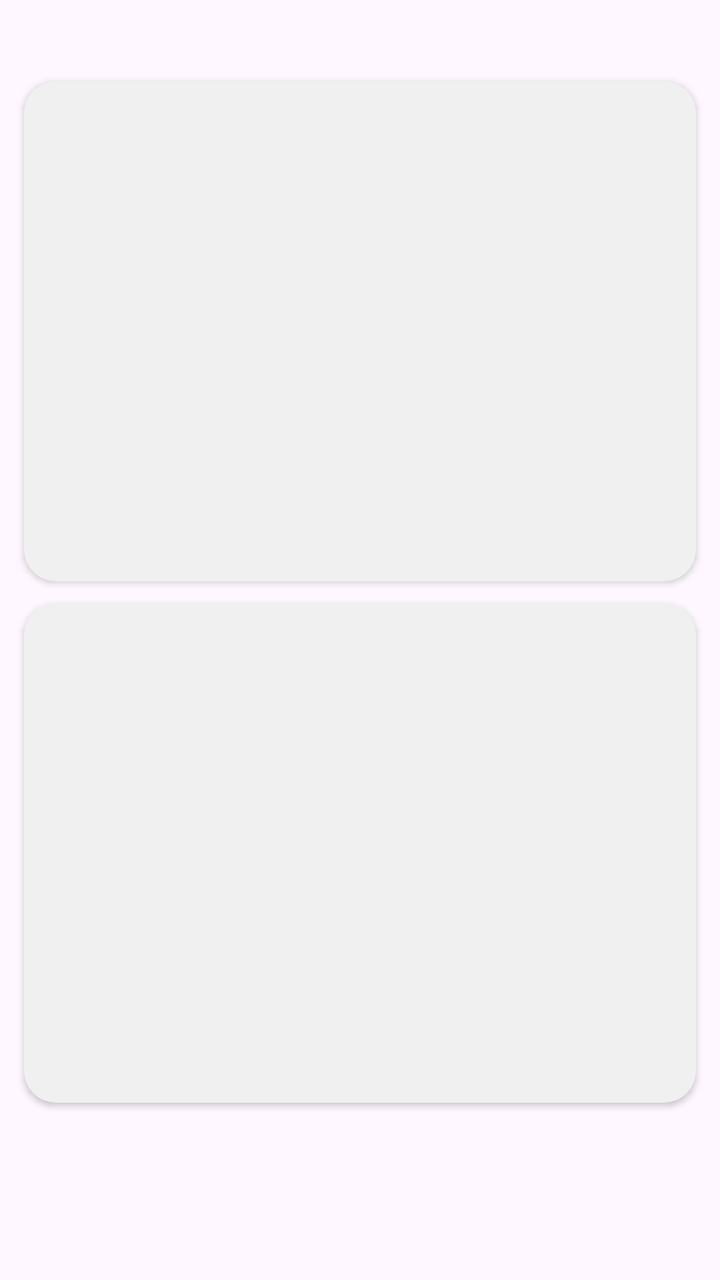
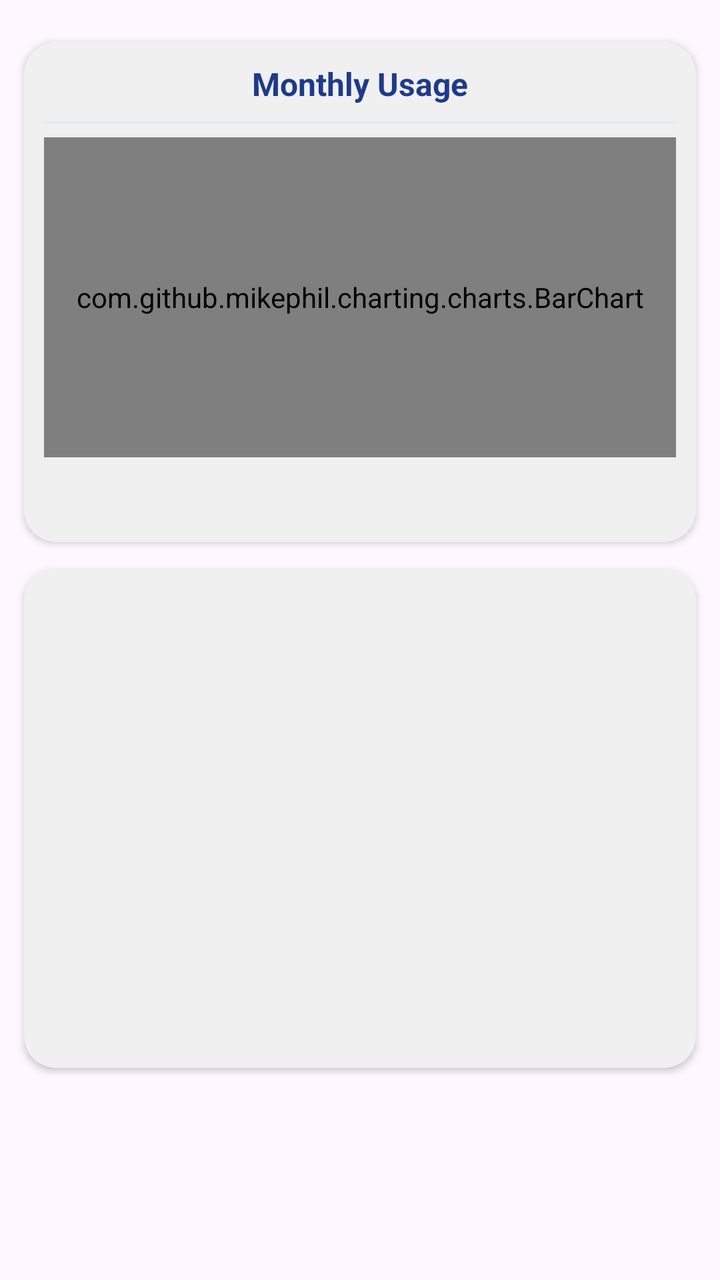

Compare the two renders of this Android layout. The source of the first and the diff that turns it into the second are given below.
<!-- AndroidManifest.xml: application theme Theme.ApplicationLayerSoftwareFrameworkforSolarPoweredIoTSystems -->
<!-- res/layout/fragment_monthly_usage.xml -->
<?xml version="1.0" encoding="utf-8"?>
<FrameLayout xmlns:android="http://schemas.android.com/apk/res/android"
    xmlns:app="http://schemas.android.com/apk/res-auto"
    xmlns:tools="http://schemas.android.com/tools"
    android:layout_width="match_parent"
    android:layout_height="match_parent"
    tools:context=".monthly_usage">


    <androidx.core.widget.NestedScrollView
        android:layout_width="match_parent"
        android:layout_height="match_parent"
        android:fillViewport="true">


        <androidx.constraintlayout.widget.ConstraintLayout
            android:layout_width="match_parent"
            android:layout_height="match_parent">


            <androidx.cardview.widget.CardView
                android:id="@+id/cardView3"
                android:layout_width="match_parent"
                android:layout_height="250dp"
                android:layout_marginStart="12dp"
                android:layout_marginEnd="12dp"
                android:elevation="4dp"
                app:cardBackgroundColor="#F0F0F0"
                app:cardCornerRadius="16dp"
                app:layout_constraintBottom_toBottomOf="parent"
                app:layout_constraintEnd_toEndOf="parent"
                app:layout_constraintHorizontal_bias="1.0"
                app:layout_constraintStart_toStartOf="parent"
                app:layout_constraintTop_toTopOf="parent"
                app:layout_constraintVertical_bias="0.104">


            </androidx.cardview.widget.CardView>

            <androidx.cardview.widget.CardView
                android:layout_width="match_parent"
                android:layout_height="250dp"
                android:layout_marginStart="12dp"
                android:layout_marginEnd="12dp"
                android:elevation="4dp"
                app:cardBackgroundColor="#F0F0F0"
                app:cardCornerRadius="16dp"
                app:layout_constraintBottom_toBottomOf="parent"
                app:layout_constraintStart_toStartOf="parent"
                app:layout_constraintTop_toBottomOf="@+id/cardView3"
                app:layout_constraintVertical_bias="0.108"
                tools:layout_editor_absoluteX="8dp">


            </androidx.cardview.widget.CardView>


        </androidx.constraintlayout.widget.ConstraintLayout>




    </androidx.core.widget.NestedScrollView>




</FrameLayout>
<!-- resources referenced by this layout -->
<resources>
  <style name="Theme.ApplicationLayerSoftwareFrameworkforSolarPoweredIoTSystems" parent="Base.Theme.ApplicationLayerSoftwareFrameworkforSolarPoweredIoTSystems" />
  <style name="Base.Theme.ApplicationLayerSoftwareFrameworkforSolarPoweredIoTSystems" parent="Theme.Material3.DayNight.NoActionBar">
          
          
      </style>
</resources>

<!-- the commit's change to res/layout/fragment_monthly_usage.xml (unified diff, before → after) -->
@@ -32,7 +32,58 @@
                 app:layout_constraintHorizontal_bias="1.0"
                 app:layout_constraintStart_toStartOf="parent"
                 app:layout_constraintTop_toTopOf="parent"
-                app:layout_constraintVertical_bias="0.104">
+                app:layout_constraintVertical_bias="0.054">
+                <LinearLayout
+                    android:layout_width="match_parent"
+                    android:layout_height="match_parent"
+                    android:orientation="vertical"
+                    android:padding="10dp"
+                    android:paddingTop="10dp">
+
+                    <TextView
+                        android:layout_width="wrap_content"
+                        android:layout_height="wrap_content"
+                        android:layout_gravity="center"
+                        android:textColor="#1E3A8A"
+                        android:textStyle="bold"
+                        android:text="@string/monthly_usage_heading"
+                        android:textSize="16sp" />
+
+                    <View
+                        android:layout_width="match_parent"
+                        android:layout_height="1dp"
+                        android:layout_marginTop="8dp"
+                        android:layout_marginBottom="1dp"
+                        android:background="#E2E8F0" />
+
+
+                    <FrameLayout
+                        android:layout_width="match_parent"
+                        android:layout_height="160dp"
+                        android:layout_marginTop="6dp"
+                        android:layout_gravity="center">
+
+                        <com.github.mikephil.charting.charts.BarChart
+                            android:id="@+id/dailyUsageChart"
+                            android:layout_width="match_parent"
+                            android:layout_height="match_parent"/>
+                    </FrameLayout>
+
+                    <TextView
+                        android:id="@+id/monthly_usage_peak"
+                        android:layout_width="wrap_content"
+                        android:layout_height="wrap_content"
+                        android:layout_marginStart="16dp"
+                        android:layout_marginTop="5dp"
+                        android:textSize="12sp"
+                        android:textStyle="bold"
+                        android:textColor="#1E3A8A"
+                        android:layout_gravity="bottom"/>
+
+
+                </LinearLayout>
+
+
 
 
             </androidx.cardview.widget.CardView>
<!-- resource entries referenced after the edit -->
@@ -1,5 +1,6 @@
 <!-- resources referenced by this layout -->
 <resources>
+  <string name="monthly_usage_heading">Monthly Usage</string>
   <style name="Theme.ApplicationLayerSoftwareFrameworkforSolarPoweredIoTSystems" parent="Base.Theme.ApplicationLayerSoftwareFrameworkforSolarPoweredIoTSystems" />
   <style name="Base.Theme.ApplicationLayerSoftwareFrameworkforSolarPoweredIoTSystems" parent="Theme.Material3.DayNight.NoActionBar">
           
